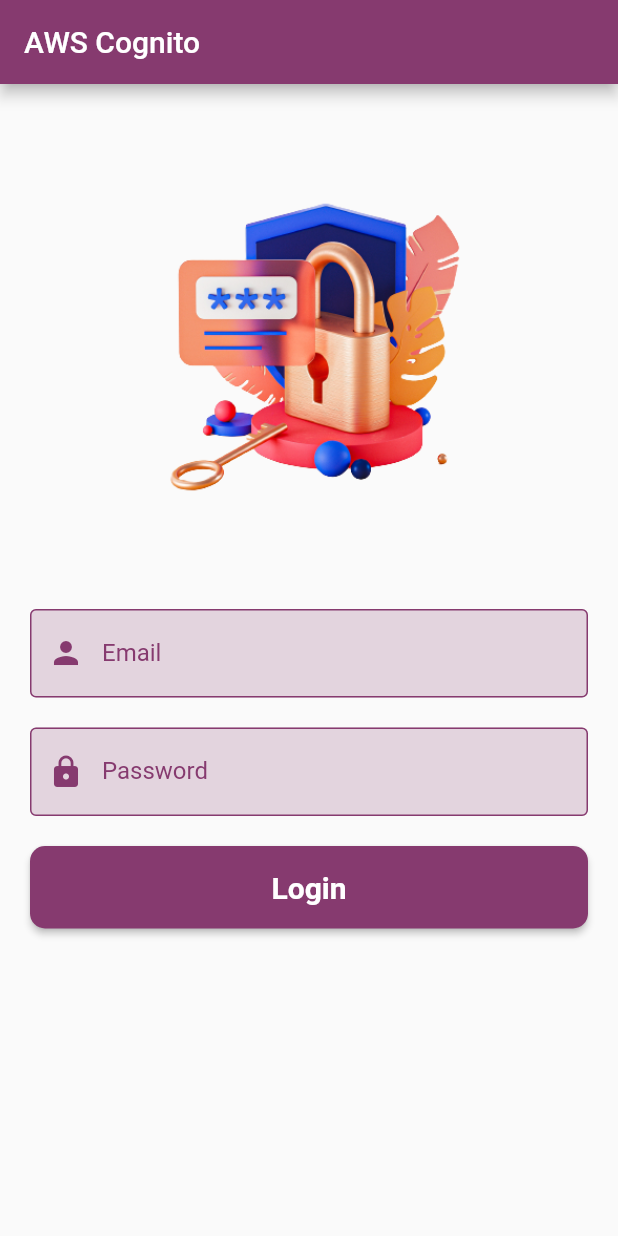
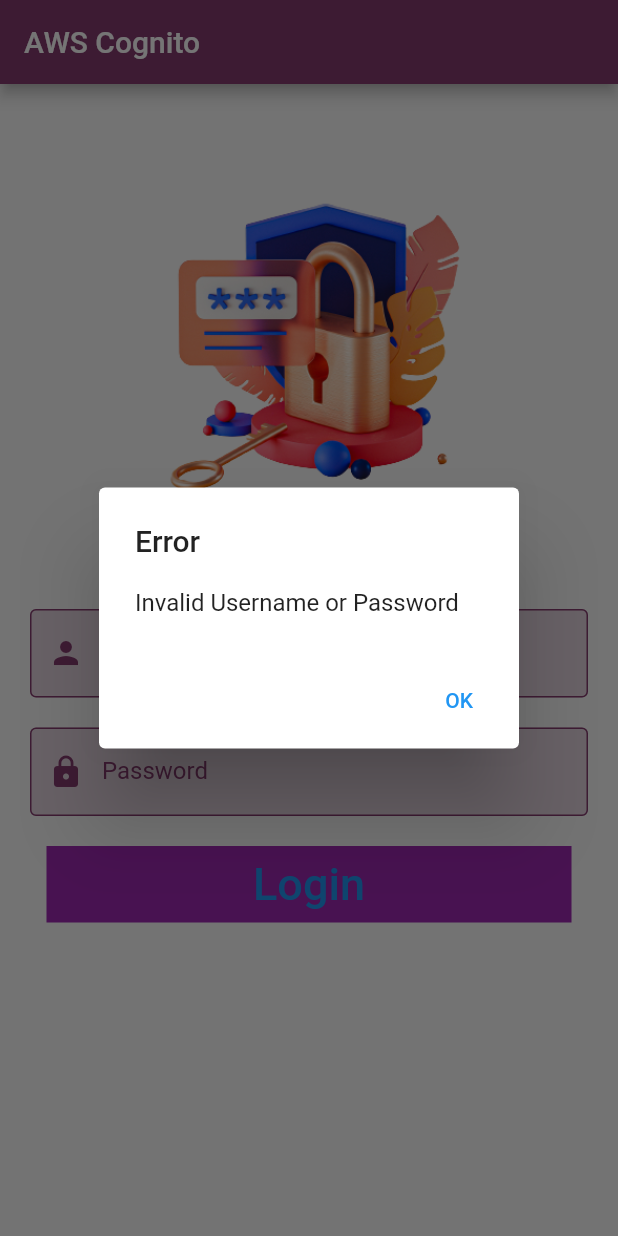
Before and after one commit to AhmedIbrahimFahmy/aws_test_functions, a Flutter app: the screen it shows after launch, after a tap on "Login", on a phone screen of 412 x 824 dp. Run offline on Flutter 3.47's test engine with Material 2 defaults, Android fonts, the phone set to English and light mode, and no system bars; our stand-ins replace flutter_dotenv; missing offline and left inert: amazon_cognito_identity_dart_2.

Commit message:
simulation v.1

```diff
--- a/lib/Data/Services/AWS/aws_cognito.dart
+++ b/lib/Data/Services/AWS/aws_cognito.dart
@@ -26,11 +26,13 @@ class AWSServices {
       print('ID token: ${_session!.getIdToken().getJwtToken()}');
       print('Access token: ${_session!.getAccessToken().getJwtToken()}');
       print('Refresh token: ${_session!.getRefreshToken()!.getToken()}');
+      login_state = 1;
     } on CognitoUserNewPasswordRequiredException catch (e) {
       print('New password required. $e');
-      Change = true;
+      login_state = 2;
     } catch (e) {
       print('Error authenticating user. $e');
+      login_state = 3;
     }
   }
   Future<void> changePassword(email, oldPassword, newPassword) async {
--- a/lib/Presentation/Screens/Login/UI/login_page.dart
+++ b/lib/Presentation/Screens/Login/UI/login_page.dart
@@ -1,3 +1,6 @@
+import 'package:aws_cognito_app/Presentation/Screens/Login/UI/change_password.dart';
+import 'package:aws_cognito_app/Presentation/Screens/Login/UI/test_screen.dart';
+import 'package:aws_cognito_app/constants.dart';
 import 'package:flutter/material.dart';
 
 import '../../../../Data/Services/AWS/aws_cognito.dart';
@@ -61,10 +64,45 @@ class _LoginPageState extends State<LoginPage> {
                 labelTxt: 'Password',
                 icon: Icons.lock),
             HeightSpacer(myHeight: kSpacing),
-            PrimaryBtn(
-                btnText: 'Login',
-                btnFun: () =>
-                    login(emailController.text, passwordController.text))
+            Container(
+              width: 350,
+              color: Colors.purple,
+              child: TextButton(
+
+                  child: Text('Login', style: TextStyle(fontSize: 30),),
+                  onPressed: () {
+                    login_state = -1;
+                    login(emailController.text, passwordController.text).then((value){
+                      if(login_state == 1){
+                        Navigator.pop(context);
+                        Navigator.push(context, MaterialPageRoute(
+                            builder: (context) => WelcomeScreen())
+                        );
+                      }
+                      else
+                        if(login_state == 2){
+                          Navigator.push(context, MaterialPageRoute(
+                              builder: (context) => ChangePassword())
+                          );
+                        }
+                        else
+                          if(login_state == 3){
+                            showDialog(context: context, builder: (context) =>
+                                AlertDialog(
+                                  title: Text('Error'),
+                                  content: Text('Invalid Username or Password'),
+                                  actions: [
+                                    TextButton(onPressed: () {
+                                      Navigator.pop(context);
+                                    }, child: Text('OK'))
+                                  ],
+                                )
+                            );
+                          }
+                    });
+                  }
+              ),
+            )
           ]),
         ),
       ),
--- a/lib/constants.dart
+++ b/lib/constants.dart
@@ -1,3 +1,5 @@
 bool Change = false;
 
 bool valid = false;
+
+int login_state = -1;
```
Also changed, not shown: lib/Presentation/Screens/Login/UI/test_screen.dart (+40 -1 lines).
